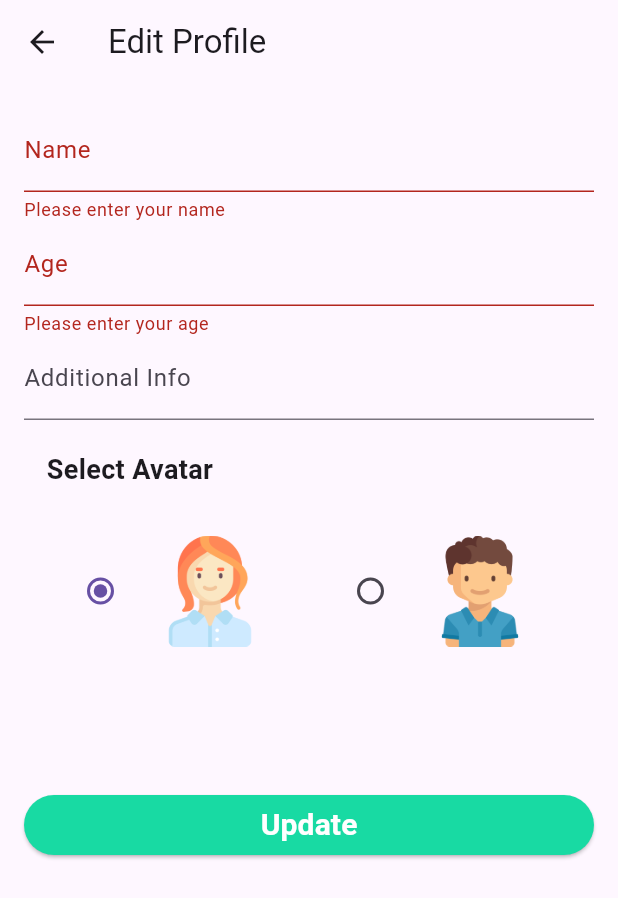
After one commit to BaraniukDmytro/sunny_childhood, a Flutter app: the EditProfilePage screen opened directly, after a tap on "Update", on a phone screen of 412 x 824 dp. The commit adds this screen. Shown: the top 898 px of the screen. Run offline on Flutter 3.47's test engine with Material 3 defaults, Android fonts, the light colour scheme and no system bars; our stand-ins replace cloud_firestore, firebase_auth, firebase_core; accounts and stored records are empty.

Commit message:
Update user info

```diff
--- /dev/null
+++ b/lib/screen/EditProfilePage.dart
@@ -0,0 +1,157 @@
+import 'package:flutter/material.dart';
+import 'package:sunny_childhood/const/colors.dart'; // Імпортуємо кольори з вашого файлу const/colors.dart
+
+class EditProfilePage extends StatefulWidget {
+  final Map<String, dynamic>? userData;
+
+  const EditProfilePage({Key? key, this.userData}) : super(key: key);
+
+  @override
+  _EditProfilePageState createState() => _EditProfilePageState();
+}
+
+class _EditProfilePageState extends State<EditProfilePage> {
+  final _formKey = GlobalKey<FormState>();
+  late TextEditingController _nameController;
+  late TextEditingController _ageController;
+  late TextEditingController _additionalInfoController;
+  int _selectedAvatarIndex = 0; // Індекс обраного аватара
+
+  // Список зображень аватарів
+  final List<String> avatarImages = [
+    'images/avatar1.png',
+    'images/avatar2.png',
+  ];
+
+  @override
+  void initState() {
+    super.initState();
+    _nameController = TextEditingController(text: widget.userData?['name']);
+    _ageController = TextEditingController(text: widget.userData?['age']);
+    _additionalInfoController = TextEditingController(text: widget.userData?['additionalInfo']);
+    _selectedAvatarIndex = widget.userData?['avatarIndex'] ?? 0; // Встановлюємо індекс обраного аватара
+  }
+
+  @override
+  void dispose() {
+    _nameController.dispose();
+    _ageController.dispose();
+    _additionalInfoController.dispose();
+    super.dispose();
+  }
+
+  void _saveProfile() {
+    if (_formKey.currentState!.validate()) {
+      final updatedData = {
+        'name': _nameController.text,
+        'age': _ageController.text,
+        'additionalInfo': _additionalInfoController.text,
+        'avatarIndex': _selectedAvatarIndex, // Зберігаємо індекс обраного аватара
+        'avatarUrl': avatarImages[_selectedAvatarIndex], // Зберігаємо шлях до обраного аватара
+      };
+      Navigator.pop(context, updatedData);
+    }
+  }
+
+  Widget avatarSelection() {
+    return Column(
+      crossAxisAlignment: CrossAxisAlignment.start,
+      children: [
+        Padding(
+          padding: const EdgeInsets.symmetric(horizontal: 15),
+          child: Text(
+            'Select Avatar',
+            style: TextStyle(fontSize: 18, fontWeight: FontWeight.bold),
+          ),
+        ),
+        SizedBox(height: 10),
+        GridView.builder(
+          shrinkWrap: true,
+          padding: EdgeInsets.symmetric(horizontal: 15),
+          gridDelegate: SliverGridDelegateWithFixedCrossAxisCount(
+            crossAxisCount: 2,
+            crossAxisSpacing: 10,
+            mainAxisSpacing: 10,
+            childAspectRatio: 1,
+          ),
+          itemCount: avatarImages.length,
+          itemBuilder: (context, index) {
+            return RadioListTile<int>(
+              value: index,
+              groupValue: _selectedAvatarIndex,
+              onChanged: (value) {
+                setState(() {
+                  _selectedAvatarIndex = value!;
+                });
+              },
+              title: Image.asset(
+                avatarImages[index],
+                width: 100,
+                height: 100,
+              ),
+            );
+          },
+        ),
+      ],
+    );
+  }
+
+  @override
+  Widget build(BuildContext context) {
+    return Scaffold(
+      appBar: AppBar(
+        title: Text('Edit Profile'),
+      ),
+      body: Padding(
+        padding: const EdgeInsets.all(16.0),
+        child: Form(
+          key: _formKey,
+          child: ListView(
+            children: [
+              TextFormField(
+                controller: _nameController,
+                decoration: InputDecoration(labelText: 'Name'),
+                validator: (value) {
+                  if (value == null || value.isEmpty) {
+                    return 'Please enter your name';
+                  }
+                  return null;
+                },
+              ),
+              TextFormField(
+                controller: _ageController,
+                decoration: InputDecoration(labelText: 'Age'),
+                validator: (value) {
+                  if (value == null || value.isEmpty) {
+                    return 'Please enter your age';
+                  }
+                  return null;
+                },
+              ),
+              TextFormField(
+                controller: _additionalInfoController,
+                decoration: InputDecoration(labelText: 'Additional Info'),
+              ),
+              SizedBox(height: 20),
+              avatarSelection(), // Додаємо вибір аватара
+              SizedBox(height: 20),
+              ElevatedButton(
+                onPressed: _saveProfile,
+                style: ElevatedButton.styleFrom(
+                  backgroundColor: custom_green, // Зелений колір кнопки
+                ),
+                child: Text('Update',
+                  style: TextStyle(
+                    color: Colors.white,
+                    fontSize: 20,
+                    fontWeight: FontWeight.bold,
+                  ),
+                ),
+              ),
+            ],
+          ),
+        ),
+      ),
+    );
+  }
+}
```
Also changed, not shown: lib/ViewModel/userViewModel.dart (+11 -33 lines), lib/pages/profile_page.dart (+44 -0 lines).
